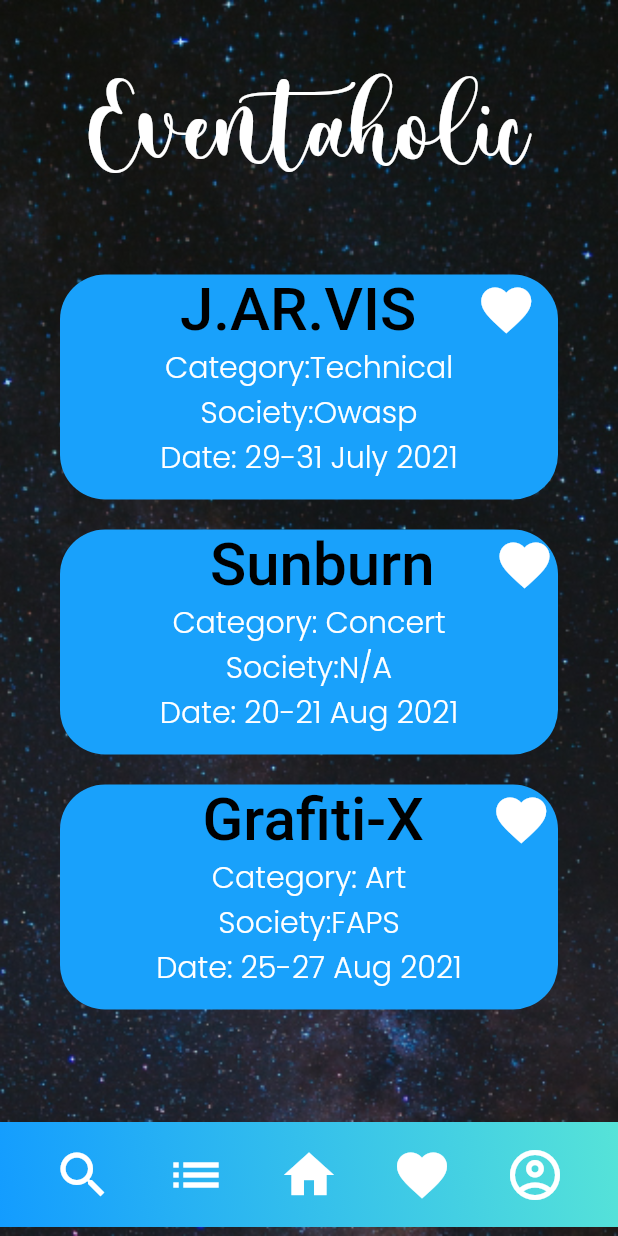
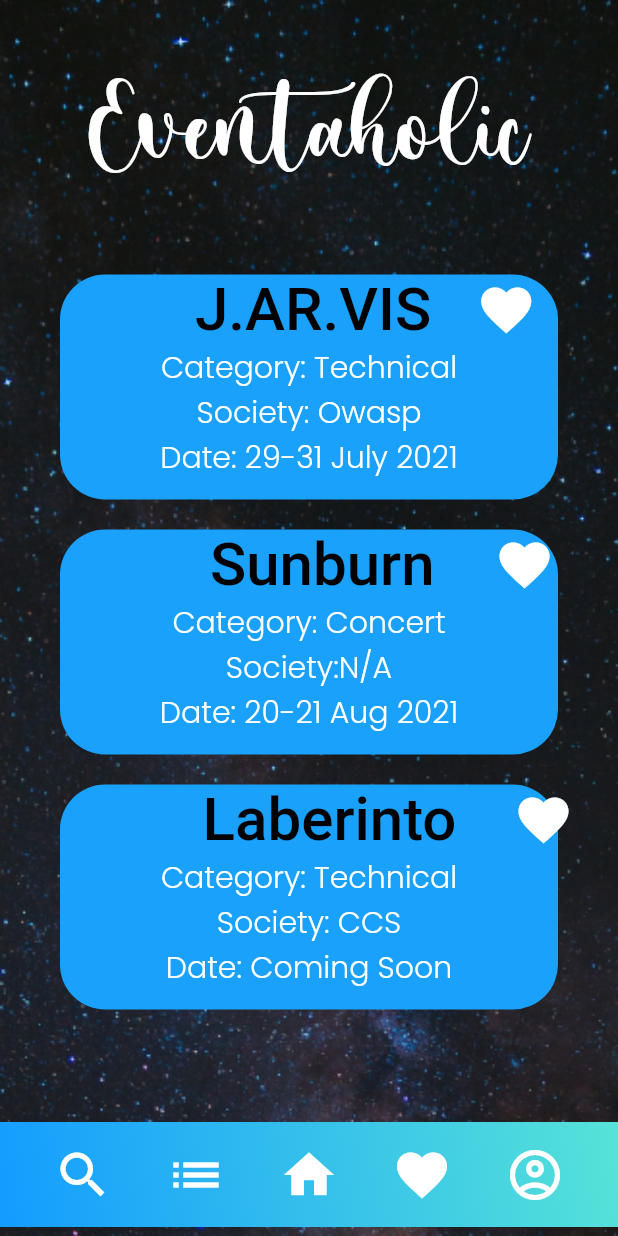
Before and after one commit to sailohitaksh-cryptic/elc-activity, a Flutter app: the HomeScreen screen opened by its route, on a phone screen of 412 x 824 dp. Run offline on Flutter 3.47's test engine with Material 2 defaults, Android fonts, the phone set to English and light mode, and no system bars; our stand-ins replace cloud_firestore, firebase_auth, firebase_core, flutter_linkify, google_fonts, modal_progress_hud and 2 more; accounts and stored records are empty; Roboto replaces fonts that are missing (Pattaya).

```diff
--- a/lib/homescreen.dart
+++ b/lib/homescreen.dart
@@ -61,7 +61,7 @@ class _HomeScreenState extends State<HomeScreen> {
                         Row(
                           children: [
                             Padding(
-                              padding: EdgeInsets.fromLTRB(80.0,0,40,0),
+                              padding: EdgeInsets.fromLTRB(90,0,30,0),
                               child: Text(
                                 'J.AR.VIS',
                                 style: GoogleFonts.pattaya(
@@ -84,7 +84,7 @@ class _HomeScreenState extends State<HomeScreen> {
                           ],
                         ),
                         Text(
-                          'Category:Technical',
+                          'Category: Technical',
                           style: GoogleFonts.poppins(
                             color: Colors.white,
                             fontSize: 20.0,
@@ -92,7 +92,7 @@ class _HomeScreenState extends State<HomeScreen> {
                           ),
                         ),
                         Text(
-                          'Society:Owasp',
+                          'Society: Owasp',
                           style: GoogleFonts.poppins(
                             color: Colors.white,
                             fontSize: 20.0,
@@ -211,10 +211,10 @@ class _HomeScreenState extends State<HomeScreen> {
                         Row(
                           children: [
                             Padding(
-                              padding: const EdgeInsets.fromLTRB(95, 0, 45, 0),
+                              padding: const EdgeInsets.fromLTRB(95, 0, 38, 0),
                               child: Center(
                                 child: Text(
-                                  'Grafiti-X',
+                                  'Laberinto',
                                   style: GoogleFonts.pattaya(
                                     color: Colors.black,
                                     fontSize: 40.0,
@@ -236,7 +236,7 @@ class _HomeScreenState extends State<HomeScreen> {
                           ],
                         ),
                         Text(
-                          'Category: Art',
+                          'Category: Technical',
                           style: GoogleFonts.poppins(
                             color: Colors.white,
                             fontSize: 20.0,
@@ -244,7 +244,7 @@ class _HomeScreenState extends State<HomeScreen> {
                           ),
                         ),
                         Text(
-                          'Society:FAPS',
+                          'Society: CCS',
                           style: GoogleFonts.poppins(
                             color: Colors.white,
                             fontSize: 20.0,
@@ -252,7 +252,7 @@ class _HomeScreenState extends State<HomeScreen> {
                           ),
                         ),
                         Text(
-                          'Date: 25-27 Aug 2021',
+                          'Date: Coming Soon',
                           style: GoogleFonts.poppins(
                             color: Colors.white,
                             fontSize: 20.0,
```
